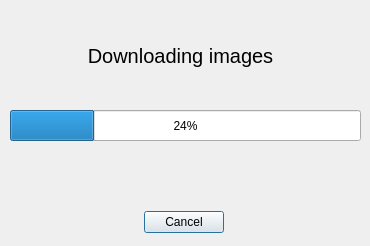
Above: downloader/ui/download_dialog.ui from allanvobraun/SnesGameManager before the change. Below: the same form after it.
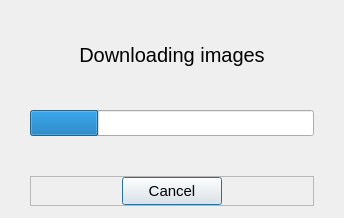
That is the form after the change.

```diff
--- a/downloader/ui/download_dialog.ui
+++ b/downloader/ui/download_dialog.ui
@@ -6,8 +6,8 @@
    <rect>
     <x>0</x>
     <y>0</y>
-    <width>370</width>
-    <height>246</height>
+    <width>344</width>
+    <height>218</height>
    </rect>
   </property>
   <property name="sizePolicy">
@@ -16,46 +16,47 @@
     <verstretch>0</verstretch>
    </sizepolicy>
   </property>
+  <property name="font">
+   <font>
+    <family>Arial</family>
+    <pointsize>11</pointsize>
+   </font>
+  </property>
   <property name="windowTitle">
    <string>Dialog</string>
   </property>
-  <widget class="QProgressBar" name="progressBar">
-   <property name="geometry">
-    <rect>
-     <x>10</x>
-     <y>110</y>
-     <width>351</width>
-     <height>31</height>
-    </rect>
-   </property>
-   <property name="value">
-    <number>24</number>
+  <property name="sizeGripEnabled">
+   <bool>false</bool>
+  </property>
+  <layout class="QVBoxLayout" name="verticalLayout">
+   <property name="spacing">
+    <number>40</number>
    </property>
-  </widget>
-  <widget class="QDialogButtonBox" name="buttonBox">
-   <property name="geometry">
-    <rect>
-     <x>144</x>
-     <y>210</y>
-     <width>80</width>
-     <height>25</height>
-    </rect>
+   <property name="leftMargin">
+    <number>30</number>
    </property>
-   <property name="orientation">
-    <enum>Qt::Horizontal</enum>
+   <property name="topMargin">
+    <number>39</number>
    </property>
-   <property name="standardButtons">
-    <set>QDialogButtonBox::Cancel</set>
+   <property name="rightMargin">
+    <number>30</number>
    </property>
-  </widget>
+   <property name="bottomMargin">
+    <number>12</number>
+   </property>
+   <item>
   <widget class="QLabel" name="label">
-   <property name="geometry">
-    <rect>
-     <x>80</x>
-     <y>30</y>
-     <width>201</width>
-     <height>51</height>
-    </rect>
+     <property name="sizePolicy">
+      <sizepolicy hsizetype="Maximum" vsizetype="Maximum">
+       <horstretch>0</horstretch>
+       <verstretch>0</verstretch>
+      </sizepolicy>
+     </property>
+     <property name="maximumSize">
+      <size>
+       <width>2000</width>
+       <height>44</height>
+      </size>
    </property>
    <property name="font">
     <font>
@@ -78,6 +79,67 @@
     <bool>false</bool>
    </property>
   </widget>
+   </item>
+   <item>
+    <widget class="QProgressBar" name="progressBar">
+     <property name="value">
+      <number>24</number>
+     </property>
+     <property name="textVisible">
+      <bool>false</bool>
+     </property>
+     <property name="invertedAppearance">
+      <bool>false</bool>
+     </property>
+    </widget>
+   </item>
+   <item>
+    <widget class="QFrame" name="frame">
+     <property name="maximumSize">
+      <size>
+       <width>16777215</width>
+       <height>62</height>
+      </size>
+     </property>
+     <property name="frameShape">
+      <enum>QFrame::StyledPanel</enum>
+     </property>
+     <property name="frameShadow">
+      <enum>QFrame::Raised</enum>
+     </property>
+     <layout class="QHBoxLayout" name="horizontalLayout">
+      <property name="spacing">
+       <number>0</number>
+      </property>
+      <property name="topMargin">
+       <number>0</number>
+      </property>
+      <property name="bottomMargin">
+       <number>0</number>
+      </property>
+      <item>
+       <widget class="QPushButton" name="btCancel">
+        <property name="sizePolicy">
+         <sizepolicy hsizetype="Preferred" vsizetype="Preferred">
+          <horstretch>0</horstretch>
+          <verstretch>0</verstretch>
+         </sizepolicy>
+        </property>
+        <property name="maximumSize">
+         <size>
+          <width>100</width>
+          <height>38</height>
+         </size>
+        </property>
+        <property name="text">
+         <string>Cancel</string>
+        </property>
+       </widget>
+      </item>
+     </layout>
+    </widget>
+   </item>
+  </layout>
  </widget>
  <resources/>
  <connections>
```
Left out of the diff: 35 changed lines with no effect on the pictures. Lines whose indentation alone changed are shown as unchanged.
